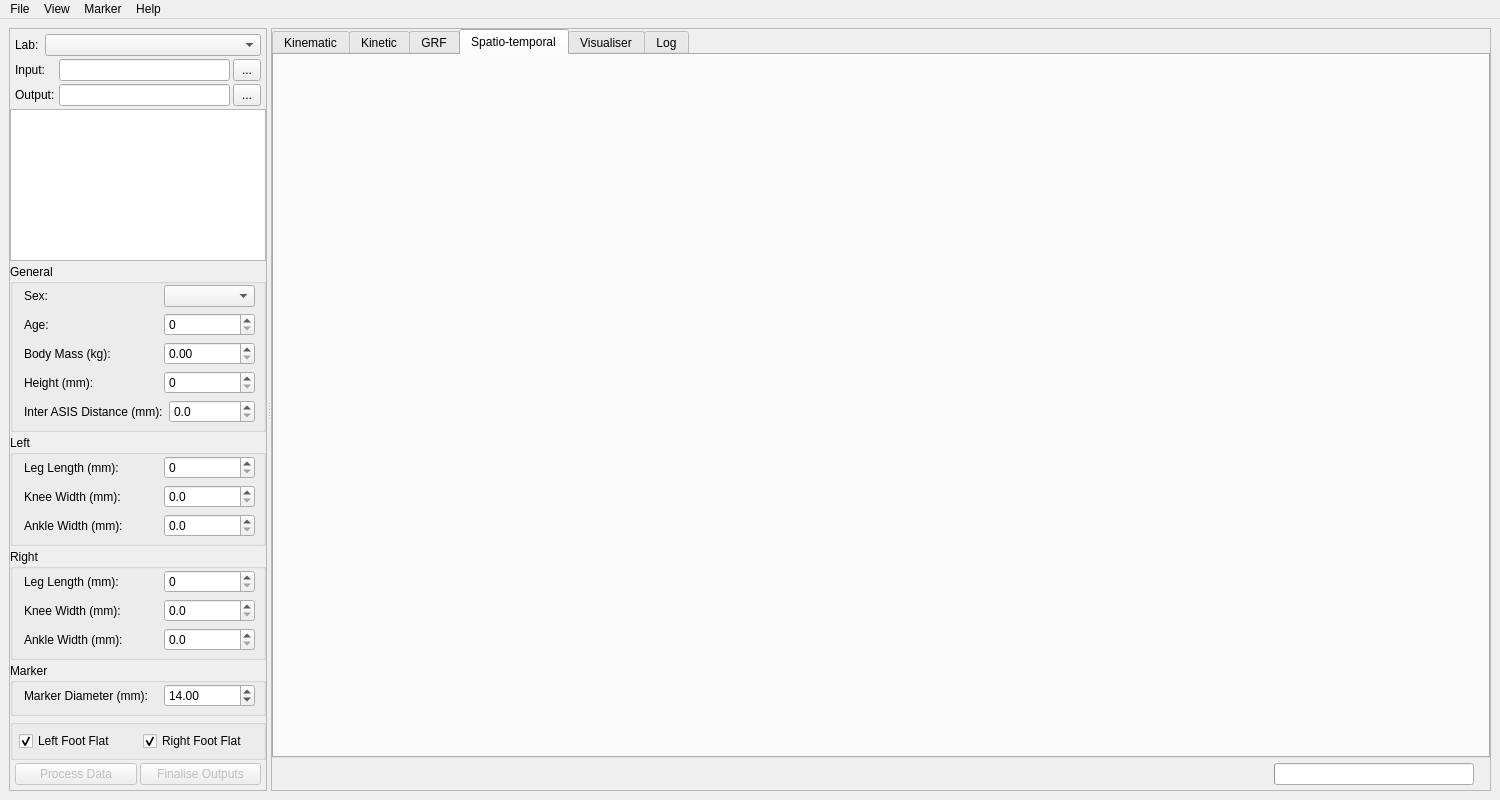
This is src/c3d_parser/view/qt/main_window.ui in tsalemink/C3D-parser as Qt 5 draws it before an edit. The edited form follows.
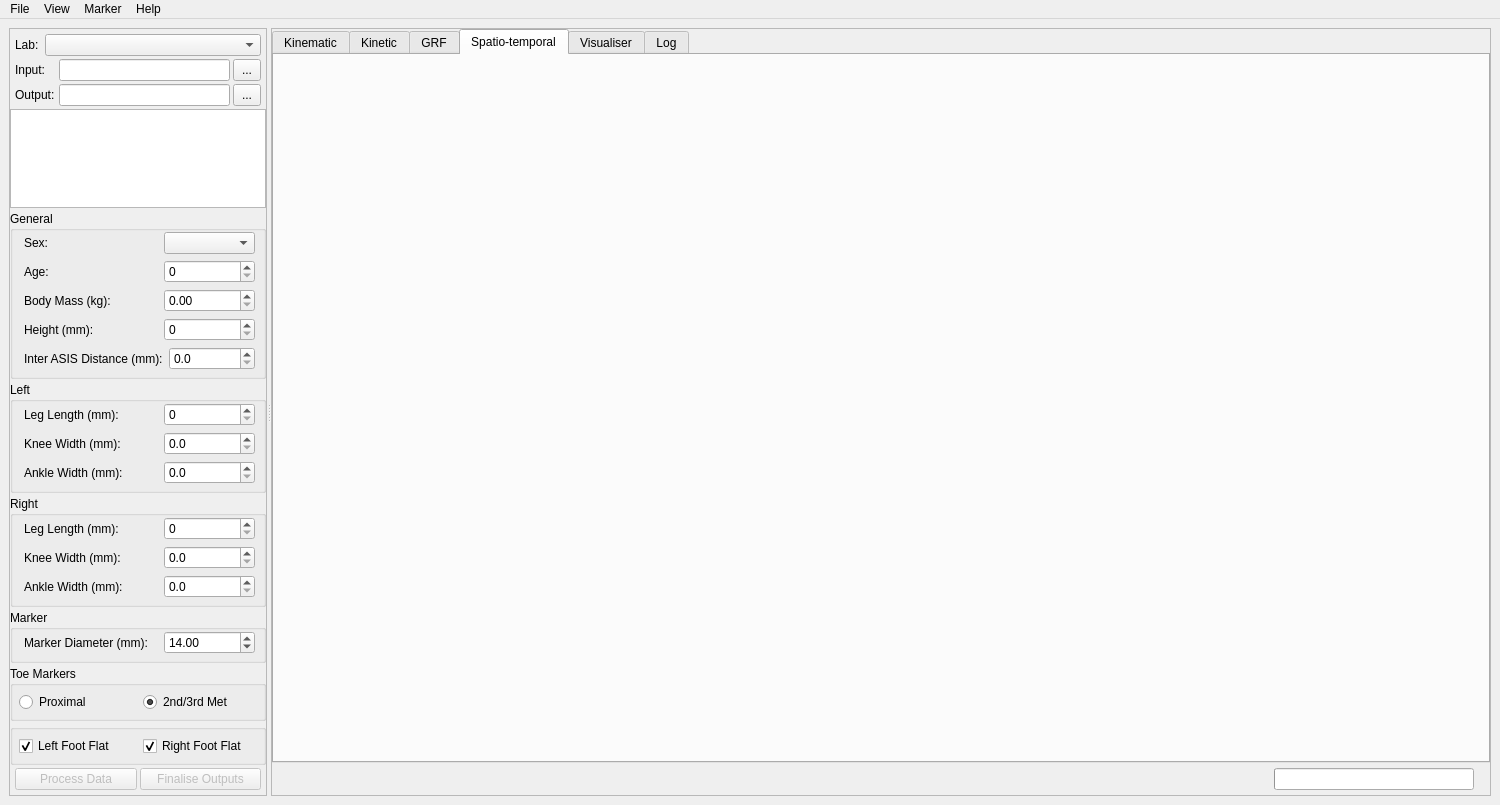
This is the edited form. The open tabs and pages were chosen to show the change. Icons and pictures are not drawn. Custom widgets are drawn as their Qt base class.

Commit message: Update UI for alternate toe marker placement

Diff of the .ui file:
```diff
--- a/src/c3d_parser/view/qt/main_window.ui
+++ b/src/c3d_parser/view/qt/main_window.ui
@@ -7,7 +7,7 @@
     <x>0</x>
     <y>0</y>
     <width>1500</width>
-    <height>800</height>
+    <height>805</height>
    </rect>
   </property>
   <property name="windowTitle">
@@ -745,6 +745,44 @@
           </layout>
          </widget>
         </item>
+        <item>
+         <widget class="QGroupBox" name="groupBox_6">
+          <property name="title">
+           <string>Toe Markers</string>
+          </property>
+          <layout class="QHBoxLayout" name="horizontalLayout_20">
+           <property name="leftMargin">
+            <number>6</number>
+           </property>
+           <property name="topMargin">
+            <number>6</number>
+           </property>
+           <property name="rightMargin">
+            <number>3</number>
+           </property>
+           <property name="bottomMargin">
+            <number>6</number>
+           </property>
+           <item>
+            <widget class="QRadioButton" name="radioButtonProximal">
+             <property name="text">
+              <string>Proximal</string>
+             </property>
+            </widget>
+           </item>
+           <item>
+            <widget class="QRadioButton" name="radioButtonMetHead">
+             <property name="text">
+              <string>2nd/3rd Met</string>
+             </property>
+             <property name="checked">
+              <bool>true</bool>
+             </property>
+            </widget>
+           </item>
+          </layout>
+         </widget>
+        </item>
         <item>
          <widget class="QGroupBox" name="groupBox_5">
           <property name="title">
@@ -910,7 +948,7 @@
                  <x>0</x>
                  <y>0</y>
                  <width>1193</width>
-                 <height>667</height>
+                 <height>672</height>
                 </rect>
                </property>
                <layout class="QVBoxLayout" name="verticalLayout_5">
```
The commit also changes 1 other file.
